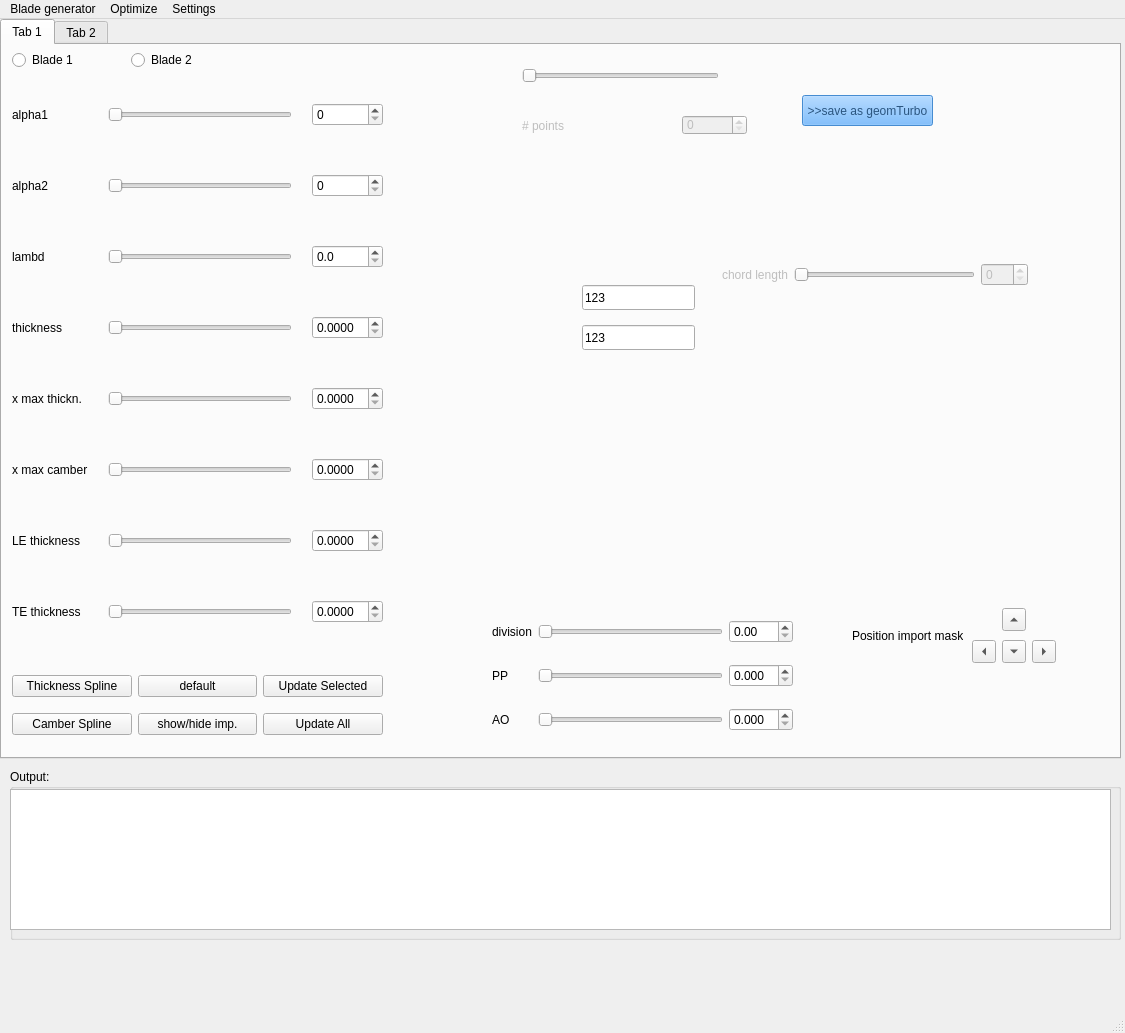
Before: the Qt Designer form module/UI/qtdesigner/mainwindow.ui in badabush/Blade-Optimization-Tool, drawn with Qt 5.
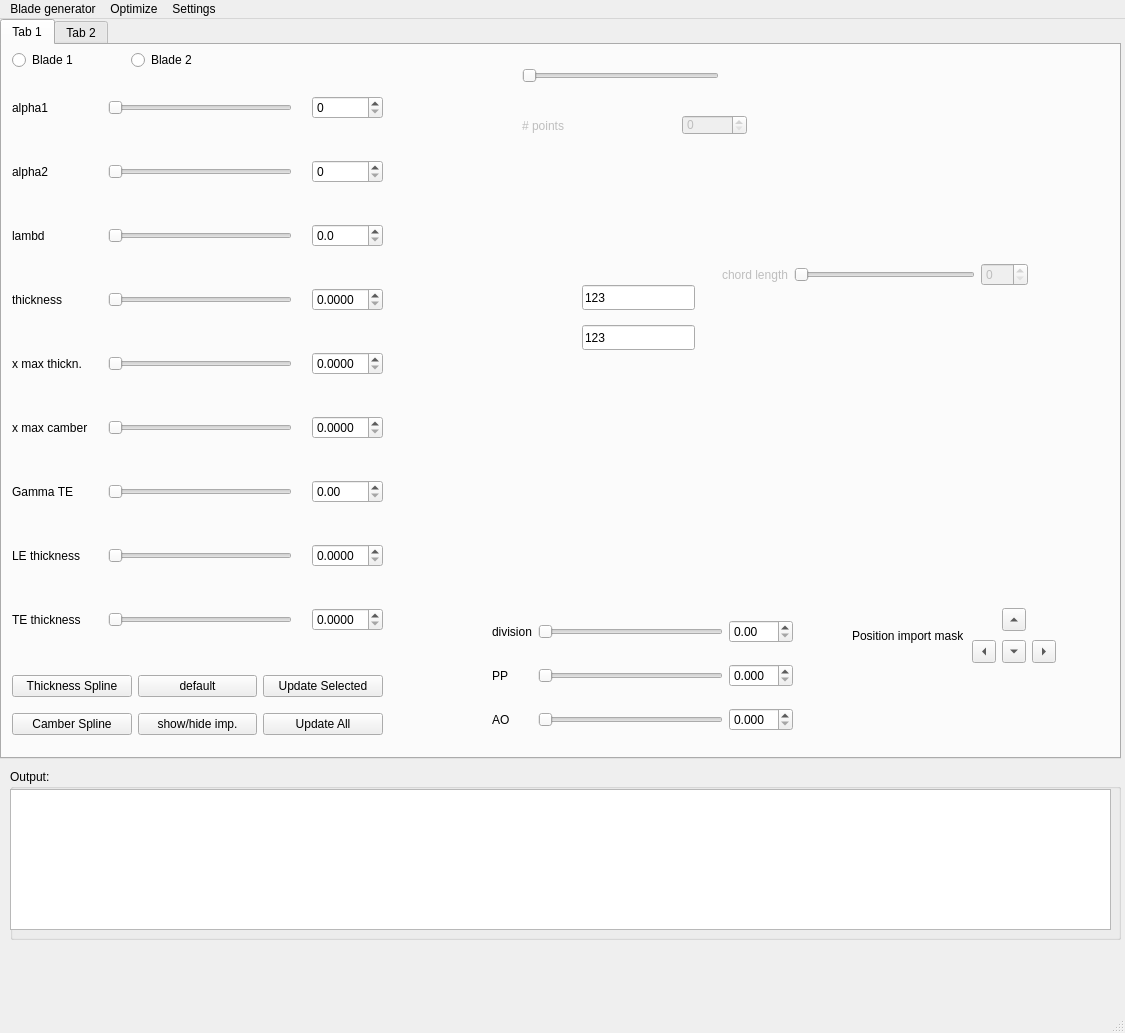
After: the same form once the commit is applied. The open tabs and pages were chosen to show the change.

Commit message: adding Blade Designer GUI option for gamma_te (gamma_hk)

The edit to the form file:
```diff
--- a/module/UI/qtdesigner/mainwindow.ui
+++ b/module/UI/qtdesigner/mainwindow.ui
@@ -24,7 +24,7 @@
      </rect>
     </property>
     <property name="currentIndex">
-     <number>1</number>
+     <number>0</number>
     </property>
     <widget class="QWidget" name="tab_bladedesign">
      <attribute name="title">
@@ -72,10 +72,43 @@
        <property name="verticalSpacing">
         <number>30</number>
        </property>
-       <item row="4" column="1">
-        <widget class="QSlider" name="slider_xmax_th">
-         <property name="orientation">
-          <enum>Qt::Horizontal</enum>
+       <item row="0" column="2">
+        <widget class="QDoubleSpinBox" name="val_alpha1">
+         <property name="enabled">
+          <bool>true</bool>
+         </property>
+         <property name="decimals">
+          <number>0</number>
+         </property>
+         <property name="singleStep">
+          <double>0.000000000000000</double>
+         </property>
+        </widget>
+       </item>
+       <item row="3" column="2">
+        <widget class="QDoubleSpinBox" name="val_th">
+         <property name="enabled">
+          <bool>true</bool>
+         </property>
+         <property name="decimals">
+          <number>4</number>
+         </property>
+         <property name="singleStep">
+          <double>0.000000000000000</double>
+         </property>
+        </widget>
+       </item>
+       <item row="0" column="0">
+        <widget class="QLabel" name="label">
+         <property name="text">
+          <string>alpha1</string>
+         </property>
+        </widget>
+       </item>
+       <item row="5" column="0">
+        <widget class="QLabel" name="label_7">
+         <property name="text">
+          <string>x max camber</string>
          </property>
         </widget>
        </item>
@@ -86,20 +119,6 @@
          </property>
         </widget>
        </item>
-       <item row="7" column="0">
-        <widget class="QLabel" name="label_10">
-         <property name="text">
-          <string>TE thickness</string>
-         </property>
-        </widget>
-       </item>
-       <item row="6" column="0">
-        <widget class="QLabel" name="label_9">
-         <property name="text">
-          <string>LE thickness</string>
-         </property>
-        </widget>
-       </item>
        <item row="3" column="0">
         <widget class="QLabel" name="label_5">
          <property name="text">
@@ -107,55 +126,22 @@
          </property>
         </widget>
        </item>
-       <item row="6" column="1">
-        <widget class="QSlider" name="slider_thle">
+       <item row="4" column="1">
+        <widget class="QSlider" name="slider_xmax_th">
          <property name="orientation">
           <enum>Qt::Horizontal</enum>
          </property>
         </widget>
        </item>
-       <item row="3" column="2">
-        <widget class="QDoubleSpinBox" name="val_th">
-         <property name="enabled">
-          <bool>true</bool>
-         </property>
-         <property name="decimals">
-          <number>4</number>
-         </property>
-         <property name="singleStep">
-          <double>0.000000000000000</double>
-         </property>
-        </widget>
-       </item>
-       <item row="5" column="1">
-        <widget class="QSlider" name="slider_xmax_camber">
-         <property name="orientation">
-          <enum>Qt::Horizontal</enum>
-         </property>
-        </widget>
-       </item>
-       <item row="7" column="1">
-        <widget class="QSlider" name="slider_thte">
-         <property name="orientation">
-          <enum>Qt::Horizontal</enum>
-         </property>
-        </widget>
-       </item>
-       <item row="4" column="2">
-        <widget class="QDoubleSpinBox" name="val_xmax_th">
-         <property name="enabled">
-          <bool>true</bool>
-         </property>
-         <property name="decimals">
-          <number>4</number>
-         </property>
-         <property name="singleStep">
-          <double>0.000000000000000</double>
+       <item row="8" column="0">
+        <widget class="QLabel" name="label_10">
+         <property name="text">
+          <string>TE thickness</string>
          </property>
         </widget>
        </item>
        <item row="7" column="2">
-        <widget class="QDoubleSpinBox" name="val_thte">
+        <widget class="QDoubleSpinBox" name="val_thle">
          <property name="enabled">
           <bool>true</bool>
          </property>
@@ -167,6 +153,13 @@
          </property>
         </widget>
        </item>
+       <item row="3" column="1">
+        <widget class="QSlider" name="slider_th">
+         <property name="orientation">
+          <enum>Qt::Horizontal</enum>
+         </property>
+        </widget>
+       </item>
        <item row="5" column="2">
         <widget class="QDoubleSpinBox" name="val_xmax_camber">
          <property name="enabled">
@@ -180,8 +173,8 @@
          </property>
         </widget>
        </item>
-       <item row="6" column="2">
-        <widget class="QDoubleSpinBox" name="val_thle">
+       <item row="4" column="2">
+        <widget class="QDoubleSpinBox" name="val_xmax_th">
          <property name="enabled">
           <bool>true</bool>
          </property>
@@ -193,22 +186,55 @@
          </property>
         </widget>
        </item>
-       <item row="5" column="0">
-        <widget class="QLabel" name="label_7">
+       <item row="7" column="0">
+        <widget class="QLabel" name="label_9">
          <property name="text">
-          <string>x max camber</string>
+          <string>LE thickness</string>
          </property>
         </widget>
        </item>
-       <item row="0" column="0">
-        <widget class="QLabel" name="label">
-         <property name="text">
-          <string>alpha1</string>
+       <item row="7" column="1">
+        <widget class="QSlider" name="slider_thle">
+         <property name="orientation">
+          <enum>Qt::Horizontal</enum>
          </property>
         </widget>
        </item>
-       <item row="0" column="1">
-        <widget class="QSlider" name="slider_alpha1">
+       <item row="2" column="2">
+        <widget class="QDoubleSpinBox" name="val_lambd">
+         <property name="enabled">
+          <bool>true</bool>
+         </property>
+         <property name="decimals">
+          <number>1</number>
+         </property>
+         <property name="singleStep">
+          <double>0.000000000000000</double>
+         </property>
+        </widget>
+       </item>
+       <item row="1" column="2">
+        <widget class="QDoubleSpinBox" name="val_alpha2">
+         <property name="enabled">
+          <bool>true</bool>
+         </property>
+         <property name="decimals">
+          <number>0</number>
+         </property>
+         <property name="singleStep">
+          <double>0.000000000000000</double>
+         </property>
+        </widget>
+       </item>
+       <item row="2" column="1">
+        <widget class="QSlider" name="slider_lambd">
+         <property name="orientation">
+          <enum>Qt::Horizontal</enum>
+         </property>
+        </widget>
+       </item>
+       <item row="8" column="1">
+        <widget class="QSlider" name="slider_thte">
          <property name="orientation">
           <enum>Qt::Horizontal</enum>
          </property>
@@ -221,13 +247,40 @@
          </property>
         </widget>
        </item>
-       <item row="2" column="1">
-        <widget class="QSlider" name="slider_lambd">
+       <item row="0" column="1">
+        <widget class="QSlider" name="slider_alpha1">
          <property name="orientation">
           <enum>Qt::Horizontal</enum>
          </property>
         </widget>
        </item>
+       <item row="5" column="1">
+        <widget class="QSlider" name="slider_xmax_camber">
+         <property name="orientation">
+          <enum>Qt::Horizontal</enum>
+         </property>
+        </widget>
+       </item>
+       <item row="1" column="1">
+        <widget class="QSlider" name="slider_alpha2">
+         <property name="orientation">
+          <enum>Qt::Horizontal</enum>
+         </property>
+        </widget>
+       </item>
+       <item row="8" column="2">
+        <widget class="QDoubleSpinBox" name="val_thte">
+         <property name="enabled">
+          <bool>true</bool>
+         </property>
+         <property name="decimals">
+          <number>4</number>
+         </property>
+         <property name="singleStep">
+          <double>0.000000000000000</double>
+         </property>
+        </widget>
+       </item>
        <item row="1" column="0">
         <widget class="QLabel" name="label_3">
          <property name="text">
@@ -235,53 +288,27 @@
          </property>
         </widget>
        </item>
-       <item row="1" column="1">
-        <widget class="QSlider" name="slider_alpha2">
-         <property name="orientation">
-          <enum>Qt::Horizontal</enum>
+       <item row="6" column="0">
+        <widget class="QLabel" name="label_19">
+         <property name="text">
+          <string>Gamma TE</string>
          </property>
         </widget>
        </item>
-       <item row="3" column="1">
-        <widget class="QSlider" name="slider_th">
+       <item row="6" column="1">
+        <widget class="QSlider" name="slider_gamma_te">
          <property name="orientation">
           <enum>Qt::Horizontal</enum>
          </property>
         </widget>
        </item>
-       <item row="0" column="2">
-        <widget class="QDoubleSpinBox" name="val_alpha1">
+       <item row="6" column="2">
+        <widget class="QDoubleSpinBox" name="val_gamma_te">
          <property name="enabled">
           <bool>true</bool>
          </property>
          <property name="decimals">
-          <number>0</number>
-         </property>
-         <property name="singleStep">
-          <double>0.000000000000000</double>
-         </property>
-        </widget>
-       </item>
-       <item row="1" column="2">
-        <widget class="QDoubleSpinBox" name="val_alpha2">
-         <property name="enabled">
-          <bool>true</bool>
-         </property>
-         <property name="decimals">
-          <number>0</number>
-         </property>
-         <property name="singleStep">
-          <double>0.000000000000000</double>
-         </property>
-        </widget>
-       </item>
-       <item row="2" column="2">
-        <widget class="QDoubleSpinBox" name="val_lambd">
-         <property name="enabled">
-          <bool>true</bool>
-         </property>
-         <property name="decimals">
-          <number>1</number>
+          <number>2</number>
          </property>
          <property name="singleStep">
           <double>0.000000000000000</double>
@@ -552,437 +579,6 @@
         <double>0.000000000000000</double>
        </property>
       </widget>
-      <widget class="QPushButton" name="btn_save_geomturbo">
-       <property name="enabled">
-        <bool>false</bool>
-       </property>
-       <property name="geometry">
-        <rect>
-         <x>310</x>
-         <y>50</y>
-         <width>131</width>
-         <height>31</height>
-        </rect>
-       </property>
-       <property name="palette">
-        <palette>
-         <active>
-          <colorrole role="WindowText">
-           <brush brushstyle="SolidPattern">
-            <color alpha="255">
-             <red>0</red>
-             <green>0</green>
-             <blue>0</blue>
-            </color>
-           </brush>
-          </colorrole>
-          <colorrole role="Button">
-           <brush brushstyle="SolidPattern">
-            <color alpha="255">
-             <red>85</red>
-             <green>170</green>
-             <blue>255</blue>
-            </color>
-           </brush>
-          </colorrole>
-          <colorrole role="Light">
-           <brush brushstyle="SolidPattern">
-            <color alpha="255">
-             <red>213</red>
-             <green>234</green>
-             <blue>255</blue>
-            </color>
-           </brush>
-          </colorrole>
-          <colorrole role="Midlight">
-           <brush brushstyle="SolidPattern">
-            <color alpha="255">
-             <red>149</red>
-             <green>202</green>
-             <blue>255</blue>
-            </color>
-           </brush>
-          </colorrole>
-          <colorrole role="Dark">
-           <brush brushstyle="SolidPattern">
-            <color alpha="255">
-             <red>42</red>
-             <green>85</green>
-             <blue>127</blue>
-            </color>
-           </brush>
-          </colorrole>
-          <colorrole role="Mid">
-           <brush brushstyle="SolidPattern">
-            <color alpha="255">
-             <red>56</red>
-             <green>113</green>
-             <blue>170</blue>
-            </color>
-           </brush>
-          </colorrole>
-          <colorrole role="Text">
-           <brush brushstyle="SolidPattern">
-            <color alpha="255">
-             <red>170</red>
-             <green>0</green>
-             <blue>0</blue>
-            </color>
-           </brush>
-          </colorrole>
-          <colorrole role="BrightText">
-           <brush brushstyle="SolidPattern">
-            <color alpha="255">
-             <red>255</red>
-             <green>255</green>
-             <blue>255</blue>
-            </color>
-           </brush>
-          </colorrole>
-          <colorrole role="ButtonText">
-           <brush brushstyle="SolidPattern">
-            <color alpha="255">
-             <red>0</red>
-             <green>0</green>
-             <blue>0</blue>
-            </color>
-           </brush>
-          </colorrole>
-          <colorrole role="Base">
-           <brush brushstyle="SolidPattern">
-            <color alpha="255">
-             <red>255</red>
-             <green>255</green>
-             <blue>255</blue>
-            </color>
-           </brush>
-          </colorrole>
-          <colorrole role="Window">
-           <brush brushstyle="SolidPattern">
-            <color alpha="255">
-             <red>85</red>
-             <green>170</green>
-             <blue>255</blue>
-            </color>
-           </brush>
-          </colorrole>
-          <colorrole role="Shadow">
-           <brush brushstyle="SolidPattern">
-            <color alpha="255">
-             <red>0</red>
-             <green>0</green>
-             <blue>0</blue>
-            </color>
-           </brush>
-          </colorrole>
-          <colorrole role="AlternateBase">
-           <brush brushstyle="SolidPattern">
-            <color alpha="255">
-             <red>170</red>
-             <green>212</green>
-             <blue>255</blue>
-            </color>
-           </brush>
-          </colorrole>
-          <colorrole role="ToolTipBase">
-           <brush brushstyle="SolidPattern">
-            <color alpha="255">
-             <red>255</red>
-             <green>255</green>
-             <blue>220</blue>
-            </color>
-           </brush>
-          </colorrole>
-          <colorrole role="ToolTipText">
-           <brush brushstyle="SolidPattern">
-            <color alpha="255">
-             <red>0</red>
-             <green>0</green>
-             <blue>0</blue>
-            </color>
-           </brush>
-          </colorrole>
-         </active>
-         <inactive>
-          <colorrole role="WindowText">
-           <brush brushstyle="SolidPattern">
-            <color alpha="255">
-             <red>0</red>
-             <green>0</green>
-             <blue>0</blue>
-            </color>
-           </brush>
-          </colorrole>
-          <colorrole role="Button">
-           <brush brushstyle="SolidPattern">
-            <color alpha="255">
-             <red>85</red>
-             <green>170</green>
-             <blue>255</blue>
-            </color>
-           </brush>
-          </colorrole>
-          <colorrole role="Light">
-           <brush brushstyle="SolidPattern">
-            <color alpha="255">
-             <red>213</red>
-             <green>234</green>
-             <blue>255</blue>
-            </color>
-           </brush>
-          </colorrole>
-          <colorrole role="Midlight">
-           <brush brushstyle="SolidPattern">
-            <color alpha="255">
-             <red>149</red>
-             <green>202</green>
-             <blue>255</blue>
-            </color>
-           </brush>
-          </colorrole>
-          <colorrole role="Dark">
-           <brush brushstyle="SolidPattern">
-            <color alpha="255">
-             <red>42</red>
-             <green>85</green>
-             <blue>127</blue>
-            </color>
-           </brush>
-          </colorrole>
-          <colorrole role="Mid">
-           <brush brushstyle="SolidPattern">
-            <color alpha="255">
-             <red>56</red>
-             <green>113</green>
-             <blue>170</blue>
-            </color>
-           </brush>
-          </colorrole>
-          <colorrole role="Text">
-           <brush brushstyle="SolidPattern">
-            <color alpha="255">
-             <red>170</red>
-             <green>0</green>
-             <blue>0</blue>
-            </color>
-           </brush>
-          </colorrole>
-          <colorrole role="BrightText">
-           <brush brushstyle="SolidPattern">
-            <color alpha="255">
-             <red>255</red>
-             <green>255</green>
-             <blue>255</blue>
-            </color>
-           </brush>
-          </colorrole>
-          <colorrole role="ButtonText">
-           <brush brushstyle="SolidPattern">
-            <color alpha="255">
-             <red>0</red>
-             <green>0</green>
-             <blue>0</blue>
-            </color>
-           </brush>
-          </colorrole>
-          <colorrole role="Base">
-           <brush brushstyle="SolidPattern">
-            <color alpha="255">
-             <red>255</red>
-             <green>255</green>
-             <blue>255</blue>
-            </color>
-           </brush>
-          </colorrole>
-          <colorrole role="Window">
-           <brush brushstyle="SolidPattern">
-            <color alpha="255">
-             <red>85</red>
-             <green>170</green>
-             <blue>255</blue>
-            </color>
-           </brush>
-          </colorrole>
-          <colorrole role="Shadow">
-           <brush brushstyle="SolidPattern">
-            <color alpha="255">
-             <red>0</red>
-             <green>0</green>
-             <blue>0</blue>
-            </color>
-           </brush>
-          </colorrole>
-          <colorrole role="AlternateBase">
-           <brush brushstyle="SolidPattern">
-            <color alpha="255">
-             <red>170</red>
-             <green>212</green>
-             <blue>255</blue>
-            </color>
-           </brush>
-          </colorrole>
-          <colorrole role="ToolTipBase">
-           <brush brushstyle="SolidPattern">
-            <color alpha="255">
-             <red>255</red>
-             <green>255</green>
-             <blue>220</blue>
-            </color>
-           </brush>
-          </colorrole>
-          <colorrole role="ToolTipText">
-           <brush brushstyle="SolidPattern">
-            <color alpha="255">
-             <red>0</red>
-             <green>0</green>
-             <blue>0</blue>
-            </color>
-           </brush>
-          </colorrole>
-         </inactive>
-         <disabled>
-          <colorrole role="WindowText">
-           <brush brushstyle="SolidPattern">
-            <color alpha="255">
-             <red>42</red>
-             <green>85</green>
-             <blue>127</blue>
-            </color>
-           </brush>
-          </colorrole>
-          <colorrole role="Button">
-           <brush brushstyle="SolidPattern">
-            <color alpha="255">
-             <red>85</red>
-             <green>170</green>
-             <blue>255</blue>
-            </color>
-           </brush>
-          </colorrole>
-          <colorrole role="Light">
-           <brush brushstyle="SolidPattern">
-            <color alpha="255">
-             <red>213</red>
-             <green>234</green>
-             <blue>255</blue>
-            </color>
-           </brush>
-          </colorrole>
-          <colorrole role="Midlight">
-           <brush brushstyle="SolidPattern">
-            <color alpha="255">
-             <red>149</red>
-             <green>202</green>
-             <blue>255</blue>
-            </color>
-           </brush>
-          </colorrole>
-          <colorrole role="Dark">
-           <brush brushstyle="SolidPattern">
-            <color alpha="255">
-             <red>42</red>
-             <green>85</green>
-             <blue>127</blue>
-            </color>
-           </brush>
-          </colorrole>
-          <colorrole role="Mid">
-           <brush brushstyle="SolidPattern">
-            <color alpha="255">
-             <red>56</red>
-             <green>113</green>
-             <blue>170</blue>
-            </color>
-           </brush>
-          </colorrole>
-          <colorrole role="Text">
-           <brush brushstyle="SolidPattern">
-            <color alpha="255">
-             <red>42</red>
-             <green>85</green>
-             <blue>127</blue>
-            </color>
-           </brush>
-          </colorrole>
-          <colorrole role="BrightText">
-           <brush brushstyle="SolidPattern">
-            <color alpha="255">
-             <red>255</red>
-             <green>255</green>
-             <blue>255</blue>
-            </color>
-           </brush>
-          </colorrole>
-          <colorrole role="ButtonText">
-           <brush brushstyle="SolidPattern">
-            <color alpha="255">
-             <red>42</red>
-             <green>85</green>
-             <blue>127</blue>
-            </color>
-           </brush>
-          </colorrole>
-          <colorrole role="Base">
-           <brush brushstyle="SolidPattern">
-            <color alpha="255">
-             <red>85</red>
-             <green>170</green>
-             <blue>255</blue>
-            </color>
-           </brush>
-          </colorrole>
-          <colorrole role="Window">
-           <brush brushstyle="SolidPattern">
-            <color alpha="255">
-             <red>85</red>
-             <green>170</green>
-             <blue>255</blue>
-            </color>
-           </brush>
-          </colorrole>
-          <colorrole role="Shadow">
-           <brush brushstyle="SolidPattern">
-            <color alpha="255">
-             <red>0</red>
-             <green>0</green>
-             <blue>0</blue>
-            </color>
-           </brush>
-          </colorrole>
-          <colorrole role="AlternateBase">
-           <brush brushstyle="SolidPattern">
-            <color alpha="255">
-             <red>85</red>
-             <green>170</green>
-             <blue>255</blue>
-            </color>
-           </brush>
-          </colorrole>
-          <colorrole role="ToolTipBase">
-           <brush brushstyle="SolidPattern">
-            <color alpha="255">
-             <red>255</red>
-             <green>255</green>
-             <blue>220</blue>
-            </color>
-           </brush>
-          </colorrole>
-          <colorrole role="ToolTipText">
-           <brush brushstyle="SolidPattern">
-            <color alpha="255">
-             <red>0</red>
-             <green>0</green>
-             <blue>0</blue>
-            </color>
-           </brush>
-          </colorrole>
-         </disabled>
-        </palette>
-       </property>
-       <property name="text">
-        <string>&gt;&gt;save as geomTurbo</string>
-       </property>
-      </widget>
      </widget>
      <widget class="QWidget" name="gridLayoutWidget_5">
       <property name="geometry">
@@ -1099,7 +695,7 @@
         <rect>
          <x>0</x>
          <y>20</y>
-         <width>221</width>
+         <width>312</width>
          <height>161</height>
         </rect>
        </property>
@@ -1410,7 +1006,7 @@
         <rect>
          <x>10</x>
          <y>20</y>
-         <width>171</width>
+         <width>221</width>
          <height>201</height>
         </rect>
        </property>
@@ -1661,7 +1257,7 @@
      <x>0</x>
      <y>0</y>
      <width>1125</width>
-     <height>21</height>
+     <height>22</height>
     </rect>
    </property>
    <widget class="QMenu" name="menuBlade_generator">
```
The commit also changes 12 other files.
